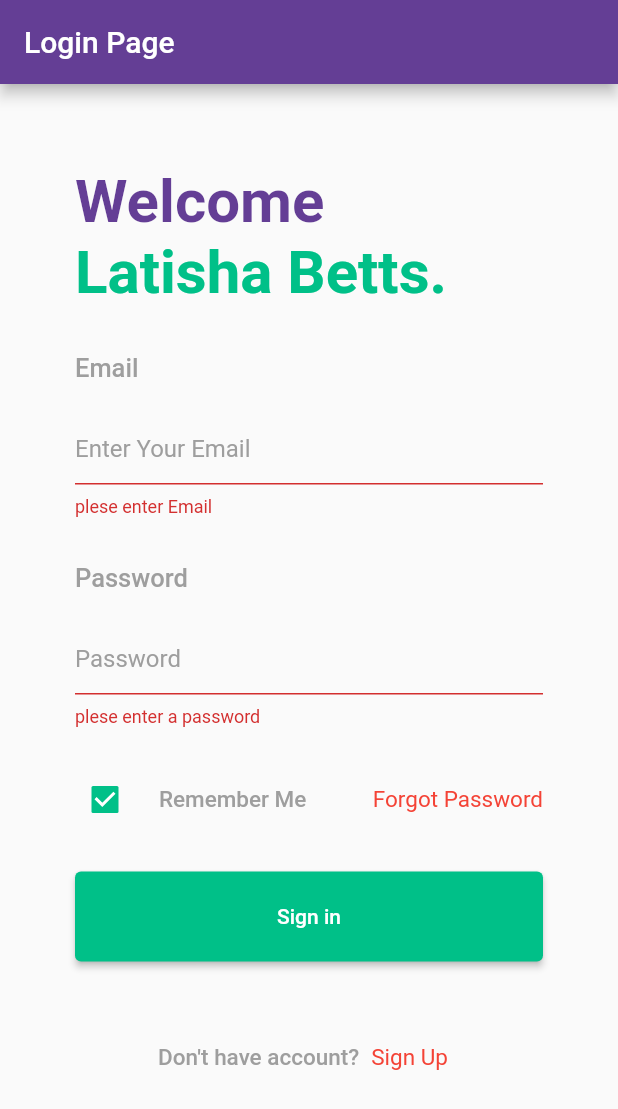
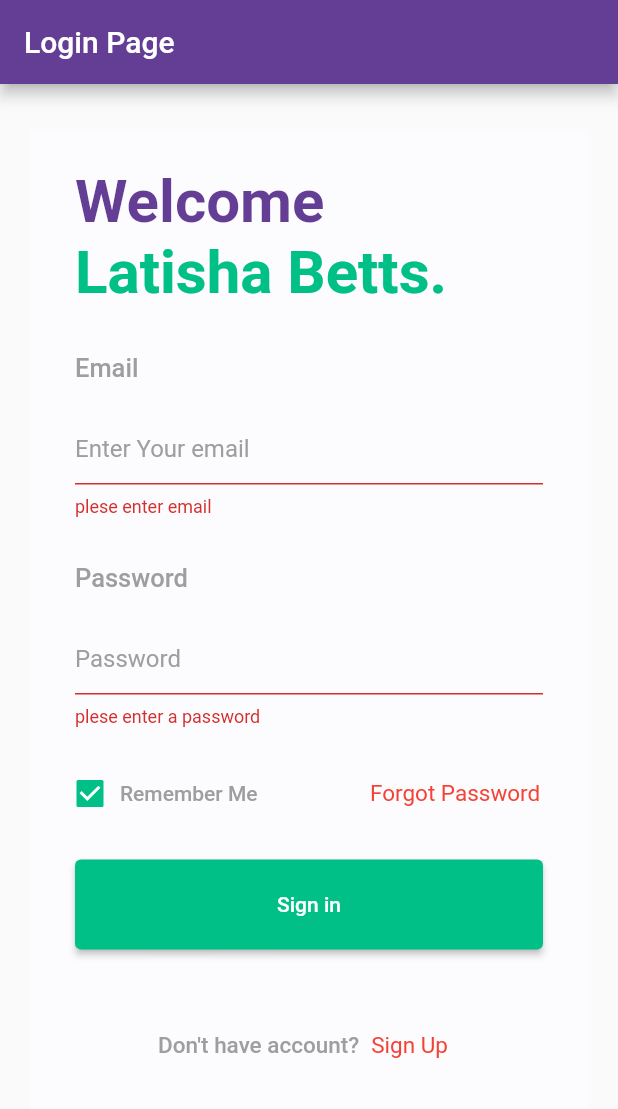
Before and after one commit to AavashGyawali/flutter_class1, a Flutter app: the screen it shows after launch, after a tap on "Sign in", on a phone screen of 412 x 824 dp. Shown: the top 1109 px of the screen. Run offline on Flutter 3.47's test engine with Material 2 defaults, Android fonts, the phone set to English and light mode, and no system bars.

Commit message:
checkbox aligned to the correct postion and the keybord goes away on tapping outside

```diff
--- a/lib/practice/hlw2_using_regx.dart
+++ b/lib/practice/hlw2_using_regx.dart
@@ -8,28 +8,29 @@ class Hlw2Regx extends StatefulWidget {
 }
 
 class _Hlw2RegxState extends State<Hlw2Regx> {
-  bool? check1 = true, signUP=false,signUp1=false;
-  final _formKey= GlobalKey<FormState>();
+  bool? check1 = true, signUP = false, signUp1 = false;
+  final _formKey = GlobalKey<FormState>();
   RegExp pass_valid = RegExp(r"((?=.*\d)(?=.*[a-z])(?=.*[A-Z])(?=.*\W)){10,}");
-  RegExp pass_valid_email= RegExp(r"^[a-zA-Z0-9.a-zA-Z0-9.!#$%&'*+-/=?^_`{|}~]+@[a-zA-Z0-9]+\.[a-zA-Z]+");
-  bool validatePassword(String pass){
+  RegExp pass_valid_email = RegExp(
+      r"^[a-zA-Z0-9.a-zA-Z0-9.!#$%&'*+-/=?^_`{|}~]+@[a-zA-Z0-9]+\.[a-zA-Z]+");
+
+  bool validatePassword(String pass) {
     String _password = pass.trim();
-    if(pass_valid.hasMatch(_password)){
+    if (pass_valid.hasMatch(_password)) {
       return true;
-    }else{
+    } else {
       return false;
     }
   }
 
-  bool validateEmail(String pass){
+  bool validateEmail(String pass) {
     String _email = pass.trim();
-    if(pass_valid_email.hasMatch(_email)){
+    if (pass_valid_email.hasMatch(_email)) {
       return true;
-    }else{
+    } else {
       return false;
     }
   }
-
 
   @override
   Widget build(BuildContext context) {
@@ -40,36 +41,69 @@ class _Hlw2RegxState extends State<Hlw2Regx> {
         // centerTitle: true,
         title: const Text("Login Page"),
       ),
-      body: Container(
-        height: 800,
-        width: 500,
+      body:
+      GestureDetector(
+        onTap: (){
+          FocusScope.of(context).requestFocus(new FocusNode());//on tapping anywhere outside keyboard the keybord goes away
+        },
+        child: Container(
+          // height: 800,
+          // width: 500,
+
           margin: const EdgeInsets.only(top: 30, left: 20, right: 20, bottom: 30),
           padding: const EdgeInsets.only(top: 25, left: 30, right: 30),
-        decoration: const BoxDecoration(),
+          decoration: const BoxDecoration(
+            color: Color(0xffFCFBFD)
+          ),
           child: Form(
             key: _formKey,
             child: Column(
               crossAxisAlignment: CrossAxisAlignment.start,
               children: [
-              _welcomeText(),//prints Welcome
-              _latisha_betts(),//prints Latisha Betts
-              _textEmail(),// a text named email is printed
-              _sizeBox(),//size box of 20 height
-              _textFormFieldOfEmail(),// a text Field for Email is produced
-              _textPassword(),// a text named password is printed
-              _textFormFieldOfPassword(),//a text Field for password is produced
-              _sizeBox(),//size box of 20 height
+                _welcomeText(),
+                //prints Welcome
+                _latisha_betts(),
+                //prints Latisha Betts
+                _textEmail(),
+                // a text named email is printed
+                _sizeBox(),
+                //size box of 20 height
+                _textFormFieldOfEmail(),
+                // a text Field for Email is produced
+                _textPassword(),
+                // a text named password is printed
+                _textFormFieldOfPassword(),
+                //a text Field for password is produced
+                _sizeBox(),
+                //size box of 20 height
 
                 Row(
                   children: [
-                  _checkBox(),//check box with Remember me is created
-                  _textButtonForgetPassword(),// Forget me text button is created
+                    _checkBox(),
+                    //check box with Remember me is created
+                    Container(
+                        margin: const EdgeInsets.only(left: 10, right: 30),
+                        padding: const EdgeInsets.only(
+                          right: 25,
+                        ),
+                        child: const Text(
+                          "Remember Me",
+                          style: TextStyle(
+                              color: Colors.grey,
+                              fontWeight: FontWeight.w500,
+                              fontSize: 14),
+                        )),
+                    _textButtonForgetPassword(),
+                    // Forget me text button is created
                   ],
                 ),
-              _sizeBox(),//size box of 20 height
+                _sizeBox(),
+                //size box of 20 height
                 _signInButton(),
-              _sizeBox(),//size box of 20 height
-              _sizeBox(),//size box of 20 height
+                _sizeBox(),
+                //size box of 20 height
+                _sizeBox(),
+                //size box of 20 height
                 Row(
                   mainAxisAlignment: MainAxisAlignment.center,
                   children: [
@@ -78,6 +112,7 @@ class _Hlw2RegxState extends State<Hlw2Regx> {
                   ],
                 ),
               ],
+            ),
           ),
         ),
       ),
@@ -97,9 +132,7 @@ class _Hlw2RegxState extends State<Hlw2Regx> {
     return const Text(
       "Latisha Betts.",
       style: TextStyle(
-          color: Color(0XFF00C088),
-          fontSize: 40,
-          fontWeight: FontWeight.bold),
+          color: Color(0XFF00C088), fontSize: 40, fontWeight: FontWeight.bold),
     );
   }
 
@@ -108,9 +141,7 @@ class _Hlw2RegxState extends State<Hlw2Regx> {
       margin: const EdgeInsets.only(top: 30),
       child: const Text("Email",
           style: TextStyle(
-              color: Colors.grey,
-              fontSize: 17,
-              fontWeight: FontWeight.w500)),
+              color: Colors.grey, fontSize: 17, fontWeight: FontWeight.w500)),
     );
   }
 
@@ -122,37 +153,27 @@ class _Hlw2RegxState extends State<Hlw2Regx> {
 
   _textFormFieldOfEmail() {
     return TextFormField(
-      validator: (value1){
-        if(value1!.isEmpty){
-          return "plese enter Email";
-
-        }
-        else{
+      validator: (value1) {
+        if (value1!.isEmpty) {
+          return "plese enter email";
+        } else {
           bool result1 = validateEmail(value1);
-          if (result1){
-            signUp1=true;
-
-          }
-          else{
+          if (result1) {
+            signUp1 = true;
+          } else {
             return "Write Email in abc@xyz.com form";
           }
         }
-
       },
-
       decoration: const InputDecoration(
-        hintText: "Enter Your Email",
-        hintStyle: TextStyle(
-            color: Colors.grey
-        ),
+        hintText: "Enter Your email",
+        hintStyle: TextStyle(color: Colors.grey),
         fillColor: Colors.green,
         // labelText: "Enter your Email",
         enabledBorder: OutlineInputBorder(
-            borderSide: BorderSide(color: Colors.grey,width:1)),
-        focusedBorder:  OutlineInputBorder(
-
-          borderSide:  BorderSide(color: Color(0XFF00C088),width: 3 ),
-
+            borderSide: BorderSide(color: Colors.grey, width: 1)),
+        focusedBorder: OutlineInputBorder(
+          borderSide: BorderSide(color: Color(0XFF00C088), width: 3),
         ),
       ),
     );
@@ -163,80 +184,82 @@ class _Hlw2RegxState extends State<Hlw2Regx> {
       margin: const EdgeInsets.only(top: 30, bottom: 20),
       child: const Text("Password",
           style: TextStyle(
-              color: Colors.grey,
-              fontSize: 17,
-              fontWeight: FontWeight.w500)),
+              color: Colors.grey, fontSize: 17, fontWeight: FontWeight.w500)),
     );
   }
 
   _textFormFieldOfPassword() {
     return TextFormField(
-      validator: (value){
-        if(value!.isEmpty){
+      validator: (value) {
+        if (value!.isEmpty) {
           return "plese enter a password";
-
-        }
-        else{
+        } else {
           bool result = validatePassword(value);
-          if (result){
-            signUP=true;
-
-          }
-          else{
+          if (result) {
+            signUP = true;
+          } else {
             return "Password should contain Capital, small letter & \nNumber & Special character with atleast 10";
           }
         }
-
       },
       obscureText: true,
       decoration: const InputDecoration(
-        hintStyle: TextStyle(
-            color: Colors.grey
-        ),
+        hintStyle: TextStyle(color: Colors.grey),
         // labelText: "Password",
         hintText: "Password",
         enabledBorder: OutlineInputBorder(
             borderSide: BorderSide(color: Colors.grey, width: 1)),
-        focusedBorder:  OutlineInputBorder(
-
-          borderSide:  BorderSide(color: Color(0XFF00C088),width: 3 ),
-
+        focusedBorder: OutlineInputBorder(
+          borderSide: BorderSide(color: Color(0XFF00C088), width: 3),
         ),
       ),
     );
   }
 
   _checkBox() {
-    return Expanded(
-      child: CheckboxListTile(
-
-        contentPadding: const EdgeInsets.only(right: 20.0),
-        //checkbox positioned at left
-
+    // return Expanded(
+    //   child: CheckboxListTile(
+    //       contentPadding: EdgeInsets.zero,
+    //
+    //     //checkbox positioned at left
+    //
+    //     value: check1,
+    //     activeColor: const Color(0XFF00C088),
+    //     checkColor: Colors.white,
+    //
+    //
+    //     controlAffinity: ListTileControlAffinity.leading,
+    //     onChanged: (bool? value) {
+    //       setState(() {
+    //         check1 = value;
+    //       });
+    //     },
+    //     title: const Text("Remember Me",
+    //
+    //         style: TextStyle(
+    //             color: Colors.grey,
+    //             fontSize: 15,
+    //             fontWeight: FontWeight.w500)),
+    //   ),
+    // );
+    return SizedBox(
+      height: 20.0,
+      width: 20.0,
+      child: Checkbox(
+          //only check box
           value: check1,
-        activeColor: const Color(0XFF00C088),
-        checkColor: Colors.white,
-
-
-        controlAffinity: ListTileControlAffinity.leading,
+          activeColor: const Color(0XFF00C088), //unchecked
           onChanged: (bool? value) {
+            //value returned when checkbox is clicked
             setState(() {
               check1 = value;
             });
-        },
-        title: const Text("Remember Me",
-
-            style: TextStyle(
-                color: Colors.grey,
-                fontSize: 15,
-                fontWeight: FontWeight.w500)),
-      ),
+          }),
     );
   }
 
   _textButtonForgetPassword() {
     return TextButton(
-
         style: TextButton.styleFrom(
           padding: const EdgeInsets.only(left: 20),
           textStyle: const TextStyle(fontSize: 15),
@@ -248,23 +271,21 @@ class _Hlw2RegxState extends State<Hlw2Regx> {
           "Forgot Password",
           style: TextStyle(
             color: Colors.red,
+
           ),
         ));
   }
 
   _signInButton() {
     return ElevatedButton(
-
       style: ElevatedButton.styleFrom(
-          fixedSize:const Size(1000, 60),
-          backgroundColor: const Color(0XFF00C088)
-
-      ),
+          fixedSize: const Size(1000, 60),
+          backgroundColor: const Color(0XFF00C088)),
       onPressed: () {
-
         _formKey.currentState!.validate();
-        if (signUP==true && signUp1==true) {
+        if (signUP == true && signUp1 == true) {
           Navigator.pushNamed(context, '/second');
+          signUP = signUp1 = false;
         }
         //pachadi jaanako laagi
       },
@@ -276,9 +297,7 @@ class _Hlw2RegxState extends State<Hlw2Regx> {
     return const Text(
       "Don't have account?",
       style: TextStyle(
-          color: Colors.grey,
-          fontWeight: FontWeight.w500,
-          fontSize: 15),
+          color: Colors.grey, fontWeight: FontWeight.w500, fontSize: 15),
     );
   }
 
@@ -288,12 +307,13 @@ class _Hlw2RegxState extends State<Hlw2Regx> {
           textStyle: const TextStyle(fontSize: 15),
         ),
         onPressed: () {
-
           Navigator.pushNamed(context, '/signup');
         },
         child: const Text(
           "Sign Up",
-          style: TextStyle(color: Colors.red),
+          style: TextStyle(
+            color: Colors.red,
+          ),
         ));
   }
 }
```
Also changed, not shown: lib/practice/Sign_Up.dart (+3 -6 lines), 3 other files. Lines whose indentation alone changed are shown as unchanged.
